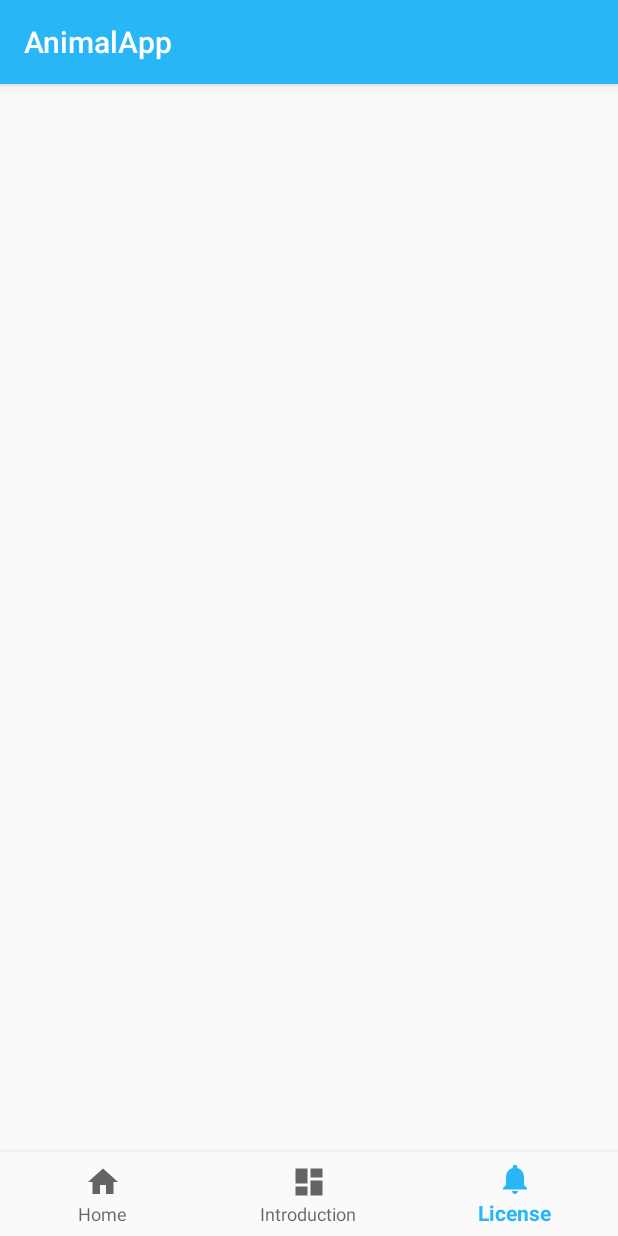
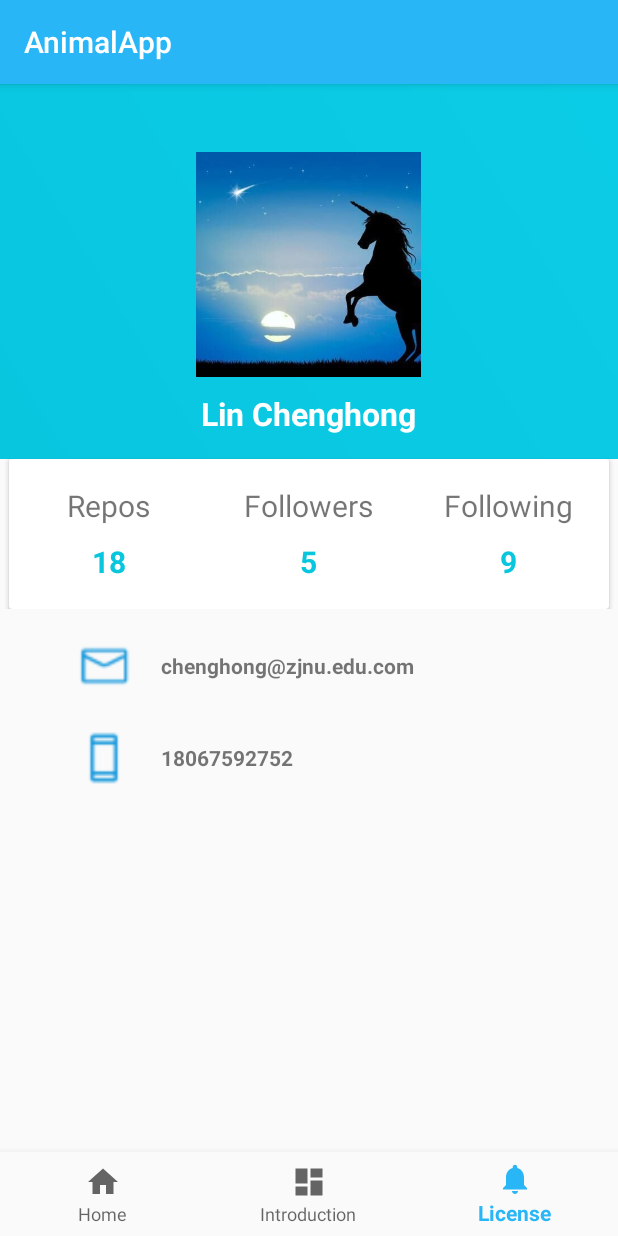
Before and after one commit to Hclmaster/AnimalApp, an Android app: the screen it shows after launch (MainActivity), item 3 of the bottom bar chosen, on a phone screen of 412 x 824 dp. Run offline under Robolectric (Android 15) with nearby library versions, the phone set to English and light mode, and no system bars.

Commit message:
modified UI

```diff
--- a/app/build.gradle
+++ b/app/build.gradle
@@ -50,4 +50,7 @@ dependencies {
 
     // Material Design EditText - 4.26
     compile 'com.wrapp.floatlabelededittext:library:0.0.6'
+
+    // 4.28-Add CardView for License Page
+    implementation 'com.android.support:cardview-v7:27.1.1'
 }
--- a/app/src/main/java/com/example/hclmaster/animalapp/BaseFragment.java
+++ b/app/src/main/java/com/example/hclmaster/animalapp/BaseFragment.java
@@ -8,6 +8,7 @@ import android.support.v4.app.Fragment;
 import android.view.LayoutInflater;
 import android.view.View;
 import android.view.ViewGroup;
+import android.widget.BaseAdapter;
 import android.widget.TextView;
 
 /**
@@ -24,18 +25,14 @@ public class BaseFragment extends Fragment {
         return fragment;
     }
 
-    /*@Nullable
+    public BaseFragment(){
+
+    }
+
     @Override
-    public View onCreateView(LayoutInflater inflater, ViewGroup container, Bundle savedInstanceState) {
-        View view = inflater.inflate(R.layout.fragment_base, null);
-        TextView tvInfo = (TextView) view.findViewById(R.id.textView);
-        tvInfo.setText(getArguments().getString("info"));
-        tvInfo.setOnClickListener(new View.OnClickListener() {
-            @Override
-            public void onClick(View v) {
-                Snackbar.make(v, "Don't click me.please!.", Snackbar.LENGTH_SHORT).show();
-            }
-        });
-        return view;
-    }*/
+    public View onCreateView(LayoutInflater inflater, ViewGroup container,
+                             Bundle savedInstanceState) {
+        // Inflate the layout for this fragment
+        return inflater.inflate(R.layout.license, container, false);
+    }
 }
--- a/app/src/main/java/com/example/hclmaster/animalapp/HomeActivity.java
+++ b/app/src/main/java/com/example/hclmaster/animalapp/HomeActivity.java
@@ -111,7 +111,7 @@ public class HomeActivity extends AppCompatActivity {
             client.publish(pub_topic, msg.getBytes(), 0, false);
             Toast.makeText(HomeActivity.this, "Publish Successful!", Toast.LENGTH_LONG).show();
 
-            //Thread.sleep(20000);
+            setSubscription();
             // 打开另一个界面
             startActivity(intent);
         } catch (MqttException e) {
--- /dev/null
+++ b/app/src/main/res/drawable/gradientbackground.xml
@@ -0,0 +1,8 @@
+<?xml version="1.0" encoding="utf-8"?>
+<shape xmlns:android="http://schemas.android.com/apk/res/android">
+    <gradient android:angle="45"
+        android:startColor="@color/startblue"
+        android:endColor="@color/endblue"
+        />
+
+</shape>
--- a/app/src/main/res/layout/activity_broker.xml
+++ b/app/src/main/res/layout/activity_broker.xml
@@ -7,11 +7,14 @@
     android:background="#C2C2C2"
     tools:context=".BrokerActivity">
 
+
     <ImageView
         android:id="@+id/captureImg"
         android:layout_width="match_parent"
         android:layout_height="match_parent"
         android:layout_alignParentTop="true"
+        android:scaleType="centerCrop"
+        android:adjustViewBounds="true"
         android:layout_marginBottom="70dp" />
 
     <RelativeLayout
@@ -31,7 +34,8 @@
             android:textColor="@android:color/white"
             android:textSize="24sp"
             android:textStyle="bold"
-            tools:text="预测结果为: 虎 99.8%" />
+            android:onClick="openPredictWords"
+            tools:text="预测结果为: 虎 99.8%\nTop-2\nTop-3" />
 
         <ImageView
             android:id="@+id/imageView2"
--- /dev/null
+++ b/app/src/main/res/layout/license.xml
@@ -0,0 +1,166 @@
+<?xml version="1.0" encoding="utf-8"?>
+<LinearLayout xmlns:android="http://schemas.android.com/apk/res/android"
+    xmlns:app="http://schemas.android.com/apk/res-auto"
+    xmlns:tools="http://schemas.android.com/tools"
+    android:layout_width="match_parent"
+    android:layout_height="match_parent"
+    android:orientation="vertical">
+    <RelativeLayout
+        android:layout_width="match_parent"
+        android:layout_height="wrap_content">
+        <LinearLayout
+            android:background="@drawable/gradientbackground"
+            android:layout_width="match_parent"
+            android:layout_height="250dp"
+            android:orientation="vertical">
+            <ImageView
+                android:layout_marginTop="45dp"
+                android:layout_gravity="center_horizontal"
+                android:layout_width="150dp"
+                android:layout_height="150dp"
+                android:src="@drawable/touxiang"/>
+            <TextView
+                android:layout_marginTop="10dp"
+                android:layout_gravity="center_horizontal"
+                android:layout_width="wrap_content"
+                android:layout_height="wrap_content"
+                android:text="Lin Chenghong"
+                android:textColor="#fff"
+                android:textStyle="bold"
+                android:textSize="21sp"/>
+        </LinearLayout>
+        <android.support.v7.widget.CardView
+            android:layout_width="400dp"
+            android:layout_height="100dp"
+            android:layout_centerHorizontal="true"
+            android:layout_marginTop="250dp">
+            <LinearLayout
+                android:layout_width="match_parent"
+                android:layout_height="match_parent"
+                android:orientation="horizontal"
+                android:weightSum="3">
+                <LinearLayout
+                    android:gravity="center"
+                    android:orientation="vertical"
+                    android:layout_width="0dp"
+                    android:layout_weight="1"
+                    android:layout_height="match_parent">
+                    <TextView
+                        android:layout_width="wrap_content"
+                        android:layout_height="wrap_content"
+                        android:text="Repos"
+                        android:textSize="20sp"
+                        />
+                    <TextView
+                        android:layout_width="wrap_content"
+                        android:layout_height="wrap_content"
+                        android:text="18"
+                        android:textStyle="bold"
+                        android:textSize="20sp"
+                        android:paddingTop="10dp"
+                        android:textColor="@color/startblue"/>
+
+                </LinearLayout>
+                <LinearLayout
+                    android:gravity="center"
+                    android:orientation="vertical"
+                    android:layout_width="0dp"
+                    android:layout_weight="1"
+                    android:layout_height="match_parent">
+                    <TextView
+                        android:layout_width="wrap_content"
+                        android:layout_height="wrap_content"
+                        android:text="Followers"
+                        android:textSize="20sp"
+                        />
+                    <TextView
+                        android:layout_width="wrap_content"
+                        android:layout_height="wrap_content"
+                        android:text="5"
+                        android:textStyle="bold"
+                        android:textSize="20sp"
+                        android:paddingTop="10dp"
+                        android:textColor="@color/startblue"/>
+
+                </LinearLayout>
+                <LinearLayout
+                    android:gravity="center"
+                    android:orientation="vertical"
+                    android:layout_width="0dp"
+                    android:layout_weight="1"
+                    android:layout_height="match_parent">
+                    <TextView
+                        android:layout_width="wrap_content"
+                        android:layout_height="wrap_content"
+                        android:text="Following"
+                        android:textSize="20sp"
+                        />
+                    <TextView
+                        android:layout_width="wrap_content"
+                        android:layout_height="wrap_content"
+                        android:text="9"
+                        android:textStyle="bold"
+                        android:textSize="20sp"
+                        android:paddingTop="10dp"
+                        android:textColor="@color/startblue"/>
+
+                </LinearLayout>
+            </LinearLayout>
+
+        </android.support.v7.widget.CardView>
+    </RelativeLayout>
+
+    <LinearLayout
+        android:layout_width="360dp"
+        android:layout_height="wrap_content"
+        android:orientation="vertical"
+        android:layout_gravity="center"
+        android:layout_marginTop="20dp">
+        <LinearLayout
+            android:orientation="horizontal"
+            android:paddingLeft="25dp"
+            android:layout_width="match_parent"
+            android:layout_height="wrap_content">
+            <ImageView
+                android:layout_width="36dp"
+                android:layout_height="36dp"
+                android:src="@drawable/ic_email_blue_24dp"/>
+            <TextView
+                android:textStyle="bold"
+                android:layout_gravity="center_vertical"
+                android:layout_width="wrap_content"
+                android:layout_height="wrap_content"
+                android:paddingLeft="20dp"
+                android:text="chenghong@zjnu.edu.com"/>
+        </LinearLayout>
+        <LinearLayout
+            android:layout_marginTop="25dp"
+            android:orientation="horizontal"
+            android:paddingLeft="25dp"
+            android:layout_width="match_parent"
+            android:layout_height="wrap_content">
+            <ImageView
+                android:layout_width="36dp"
+                android:layout_height="36dp"
+                android:src="@drawable/ic_phone_android_blue_24dp"/>
+            <TextView
+                android:textStyle="bold"
+
+                android:layout_gravity="center_vertical"
+                android:layout_width="wrap_content"
+                android:layout_height="wrap_content"
+                android:paddingLeft="20dp"
+                android:text="18067592752"/>
+        </LinearLayout>
+    </LinearLayout>
+
+    <!--<Button
+        android:textColor="#fff"
+        android:background="@drawable/buttonstyleithgradient"
+        android:layout_marginTop="35dp"
+        android:layout_gravity="center_horizontal"
+        android:layout_width="wrap_content"
+        android:layout_height="wrap_content"
+        android:text="Follow Me"/>-->
+
+</LinearLayout>
--- a/app/src/main/res/values/colors.xml
+++ b/app/src/main/res/values/colors.xml
@@ -3,4 +3,8 @@
     <color name="colorPrimary">#29b6f6</color>
     <color name="colorPrimaryDark">#0086c3</color>
     <color name="colorAccent">#82b1ff</color>
+
+    <!-- 4.28新加 -->
+    <color name="startblue">#09c6df</color>
+    <color name="endblue">#0bcce6</color>
 </resources>
--- a/app/src/main/res/values/strings.xml
+++ b/app/src/main/res/values/strings.xml
@@ -7,8 +7,8 @@
     <!-- TODO: Remove or change this placeholder text -->
     <string name="hello_blank_fragment">Hello blank fragment</string>
 
-    <string name="home_intro_title">欢迎来到Explore Animal App!</string>
-    <string name="home_intro_text">在这里你可以订阅某一个对话\n并且接收到来自硬件端照片的捕获结果\n</string>
+    <string name="home_intro_title">#我最想知道的动物?</string>
+    <string name="home_intro_text">在这里你可以控制硬件端拍照获取动物图像，并且接收到来自后端的识别结果</string>
 
     <string name="home_dingyue">请输入对应信息进行订阅!</string>
     <string name="title_activity_main2">Main2Activity</string>
```
Also changed, not shown: app/src/main/java/com/example/hclmaster/animalapp/BrokerActivity.java (+47 -2 lines), app/src/main/res/drawable/buttonstyle.xml (added, +9 -0 lines), app/src/main/res/layout/activity_home.xml (+9 -35 lines), app/src/main/res/layout/home.xml (+30 -17 lines), app/src/main/res/drawable/connect_logo_top2.png (added), app/src/main/res/drawable/explore_title.png (added), app/src/main/res/drawable/ic_email_blue_24dp.png (added), app/src/main/res/drawable/ic_phone_android_blue_24dp.png (added), app/src/main/res/drawable/touxiang.jpg (added).
